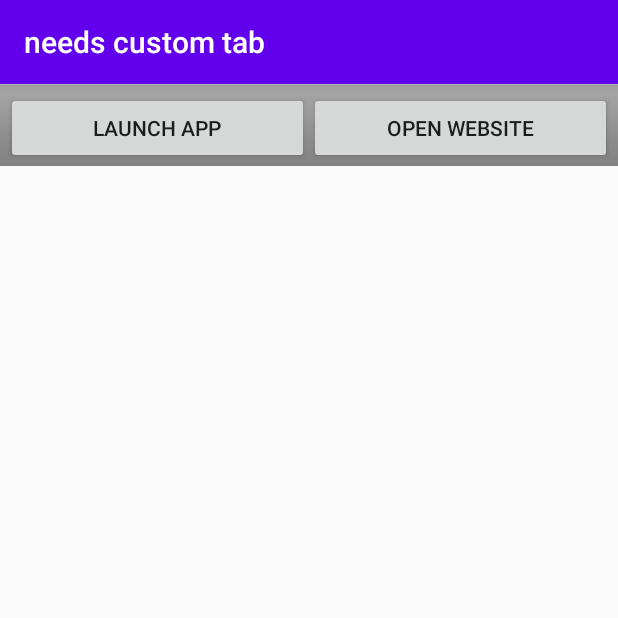
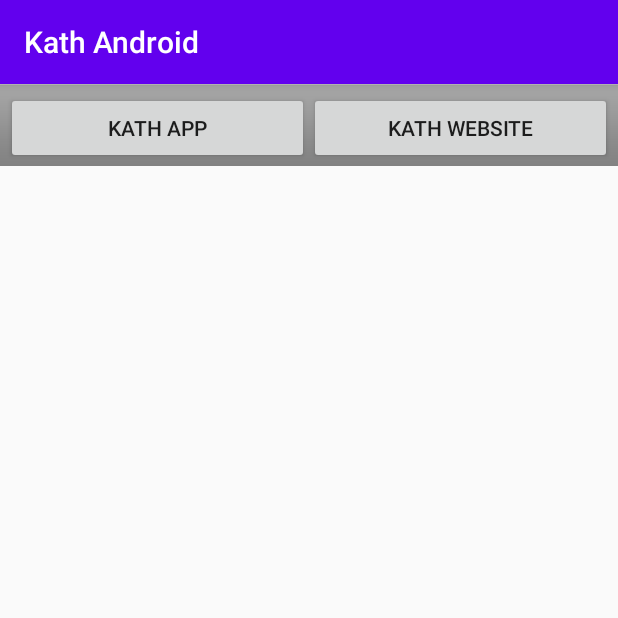
Before and after one commit to manjuadv/needs_app_Ctabs, an Android app: the screen it shows after launch (MainActivity), on a phone screen of 412 x 824 dp, the top half of it. Run offline under Robolectric (Android 15) with nearby library versions, the phone set to English and light mode, and no system bars; libraries missing offline, so code that uses them is left out: com.github.javiersantos.appupdater; 2 statements that could not run were skipped.

```diff
--- a/app/src/main/res/layout/activity_main.xml
+++ b/app/src/main/res/layout/activity_main.xml
@@ -19,13 +19,13 @@
         android:layout_width="0.0dip" android:layout_height="fill_parent"
         android:layout_weight="1.0"
         android:layout_centerInParent="true"
-        android:text="Launch App"
+        android:text="Kath App"
         android:id="@+id/opn"></Button>
     <Button
         android:layout_width="0.0dip" android:layout_height="fill_parent"
         android:layout_weight="1.0"
         android:layout_centerInParent="true"
-        android:text="Open Website"
+        android:text="Kath Website"
         android:id="@+id/opnChrm"></Button>
     </LinearLayout>
 
--- a/app/src/main/res/values/strings.xml
+++ b/app/src/main/res/values/strings.xml
@@ -1,3 +1,5 @@
 <resources>
-    <string name="app_name">needs custom tab</string>
+    <string name="app_name">Kath Android</string>
+    <string name="website_url">kathlk.online:1337/</string>
+    <string name="auto_update_file">http://kathlk.online:1337/downloads/update-changelog.json</string>
 </resources>
```
Also changed, not shown: app/build.gradle (+8 -3 lines), app/src/main/java/com/example/needscustomtab/MainActivity.java (+25 -2 lines), 1 other file.
